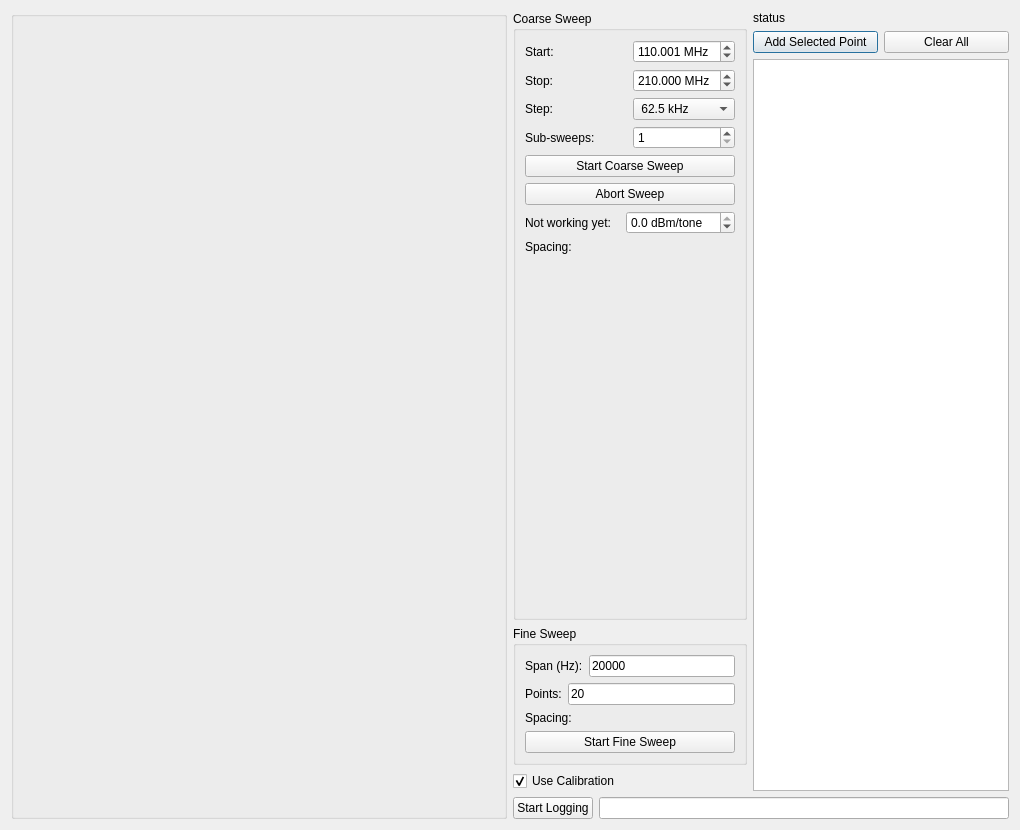
The window that apps/uis/basic_sweep.ui (ColumbiaCMB/kid_readout) describes before a commit, drawn with Qt 5.
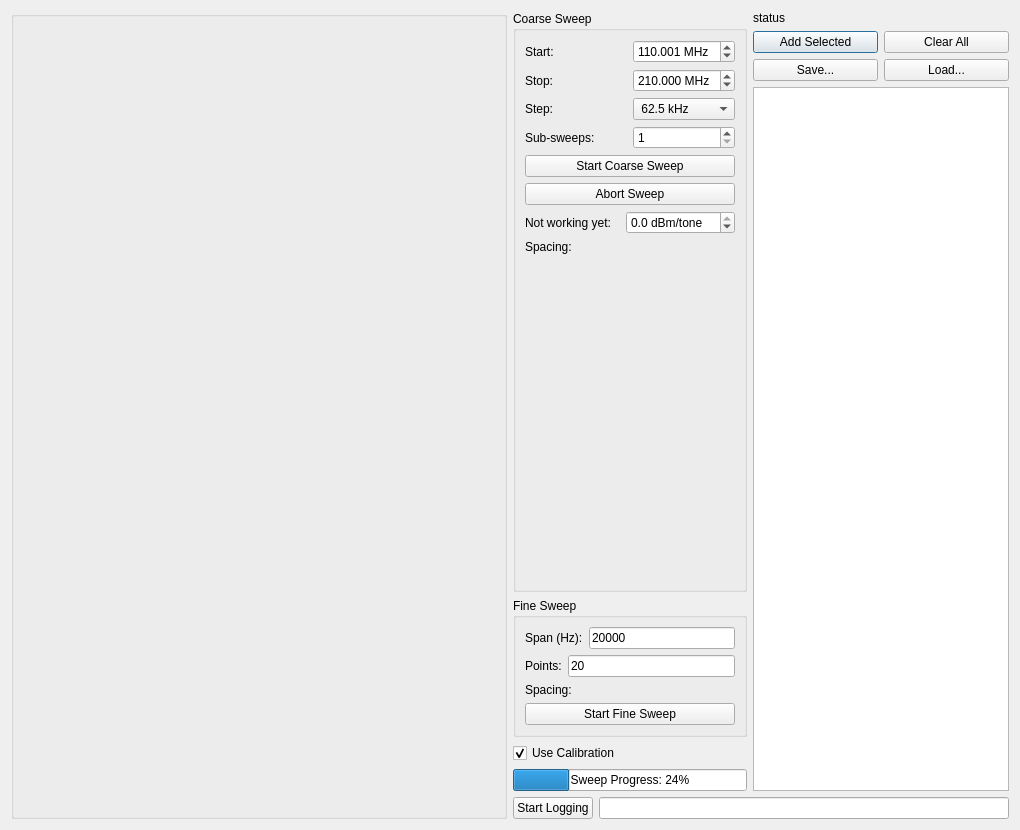
The same window after the commit.

Commit message: add save/load buttons and progress indicator

Patch:
```diff
--- a/apps/uis/basic_sweep.ui
+++ b/apps/uis/basic_sweep.ui
@@ -13,7 +13,7 @@
   <property name="windowTitle">
    <string>KIDleidoscope</string>
   </property>
-  <layout class="QHBoxLayout" name="horizontalLayout_14">
+  <layout class="QHBoxLayout" name="horizontalLayout_15">
    <item>
     <widget class="QGroupBox" name="plot_group_box">
      <property name="sizePolicy">
@@ -31,9 +31,9 @@
     </widget>
    </item>
    <item>
-    <layout class="QVBoxLayout" name="verticalLayout_6">
+    <layout class="QVBoxLayout" name="verticalLayout_3">
      <item>
-      <layout class="QHBoxLayout" name="horizontalLayout_12">
+      <layout class="QHBoxLayout" name="horizontalLayout_14">
        <item>
         <layout class="QVBoxLayout" name="verticalLayout_5">
          <item>
@@ -332,10 +332,20 @@
            </property>
           </widget>
          </item>
+         <item>
+          <widget class="QProgressBar" name="progress_sweep">
+           <property name="value">
+            <number>24</number>
+           </property>
+           <property name="format">
+            <string>Sweep Progress: %p%</string>
+           </property>
+          </widget>
+         </item>
         </layout>
        </item>
        <item>
-        <layout class="QVBoxLayout" name="verticalLayout_3">
+        <layout class="QVBoxLayout" name="verticalLayout">
          <item>
           <widget class="QLabel" name="label_status">
            <property name="text">
@@ -348,7 +358,7 @@
            <item>
             <widget class="QPushButton" name="push_add_resonator">
              <property name="text">
-              <string>Add Selected Point</string>
+              <string>Add Selected</string>
              </property>
             </widget>
            </item>
@@ -364,6 +374,24 @@
            </item>
           </layout>
          </item>
+         <item>
+          <layout class="QHBoxLayout" name="horizontalLayout_12">
+           <item>
+            <widget class="QPushButton" name="push_save_res">
+             <property name="text">
+              <string>Save...</string>
+             </property>
+            </widget>
+           </item>
+           <item>
+            <widget class="QPushButton" name="push_load_res">
+             <property name="text">
+              <string>Load...</string>
+             </property>
+            </widget>
+           </item>
+          </layout>
+         </item>
          <item>
           <widget class="QTableWidget" name="tableview_freqs">
            <property name="sizePolicy">
```
The commit also changes 1 other file.
